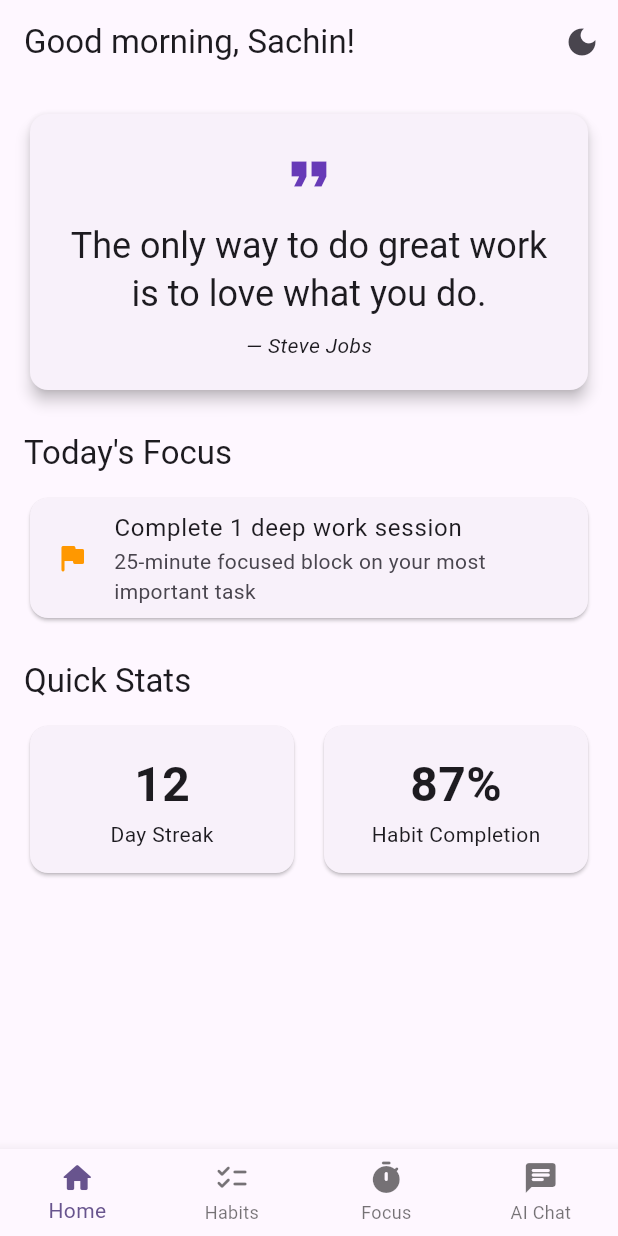
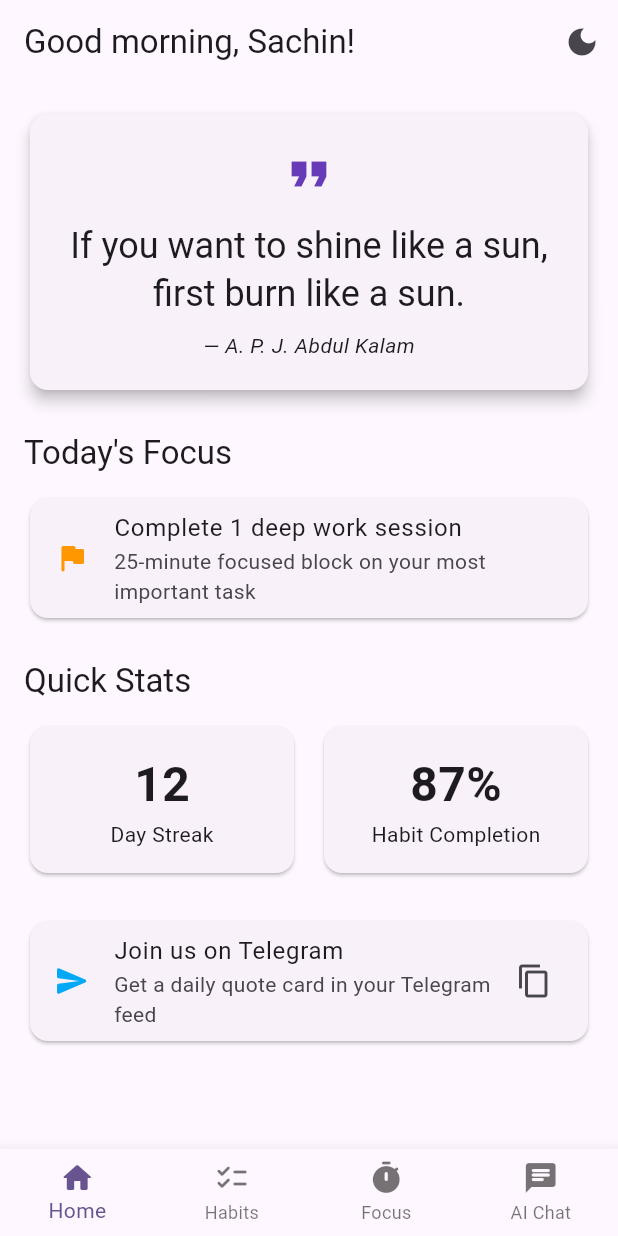
Before and after one commit to sachin1024-92/daily-motivation-ai, a Flutter app: the screen it shows after launch, on a phone screen of 412 x 824 dp. Run offline on Flutter 3.47's test engine with Material 3 defaults, Android fonts, the phone set to English and light mode, and no system bars; our stand-ins replace flutter_riverpod, shared_preferences.

Commit message:
Expand quotes to 60 and add Telegram channel card on home screen
The Telegram bot rotates through defaultQuotes, so five quotes repeated
every five days. Adds 55 more with well-known attributions.

The home screen gets a 'Join us on Telegram' card that copies the
channel link, using only flutter/services (no new dependency).

Co-Authored-By: Claude Opus 5.5 <noreply@anthropic.com>
Claude-Session: https://claude.ai/code/session_011wqP5Zv1gSNH3eLfgSKenw

```diff
--- a/lib/models/quote.dart
+++ b/lib/models/quote.dart
@@ -18,4 +18,59 @@ final List<Quote> defaultQuotes = const [
   Quote(text: "Believe you can and you're halfway there.", author: "Theodore Roosevelt"),
   Quote(text: "The future belongs to those who believe in the beauty of their dreams.", author: "Eleanor Roosevelt"),
   Quote(text: "It always seems impossible until it's done.", author: "Nelson Mandela"),
+  Quote(text: "Do what you can, with what you have, where you are.", author: "Theodore Roosevelt"),
+  Quote(text: "You must do the thing you think you cannot do.", author: "Eleanor Roosevelt"),
+  Quote(text: "The best time to plant a tree was 20 years ago. The second best time is now.", author: "Chinese Proverb"),
+  Quote(text: "A journey of a thousand miles begins with a single step.", author: "Lao Tzu"),
+  Quote(text: "Well done is better than well said.", author: "Benjamin Franklin"),
+  Quote(text: "Energy and persistence conquer all things.", author: "Benjamin Franklin"),
+  Quote(text: "I have not failed. I've just found 10,000 ways that won't work.", author: "Thomas Edison"),
+  Quote(text: "Genius is one percent inspiration and ninety-nine percent perspiration.", author: "Thomas Edison"),
+  Quote(text: "Life is like riding a bicycle. To keep your balance, you must keep moving.", author: "Albert Einstein"),
+  Quote(text: "In the middle of difficulty lies opportunity.", author: "Albert Einstein"),
+  Quote(text: "The secret of getting ahead is getting started.", author: "Mark Twain"),
+  Quote(text: "Twenty years from now you will be more disappointed by the things you didn't do than by the ones you did do.", author: "H. Jackson Brown Jr."),
+  Quote(text: "If you can dream it, you can do it.", author: "Tom Fitzgerald"),
+  Quote(text: "You miss 100% of the shots you don't take.", author: "Wayne Gretzky"),
+  Quote(text: "Whether you think you can or you think you can't, you're right.", author: "Henry Ford"),
+  Quote(text: "Quality is not an act, it is a habit.", author: "Will Durant"),
+  Quote(text: "We are what we repeatedly do. Excellence, then, is not an act, but a habit.", author: "Will Durant"),
+  Quote(text: "The man who moves a mountain begins by carrying away small stones.", author: "Confucius"),
+  Quote(text: "It does not matter how slowly you go as long as you do not stop.", author: "Confucius"),
+  Quote(text: "Our greatest glory is not in never falling, but in rising every time we fall.", author: "Oliver Goldsmith"),
+  Quote(text: "Act as if what you do makes a difference. It does.", author: "William James"),
+  Quote(text: "Hardships often prepare ordinary people for an extraordinary destiny.", author: "C. S. Lewis"),
+  Quote(text: "You are never too old to set another goal or to dream a new dream.", author: "Les Brown"),
+  Quote(text: "Start where you are. Use what you have. Do what you can.", author: "Arthur Ashe"),
+  Quote(text: "The harder I work, the luckier I get.", author: "Samuel Goldwyn"),
+  Quote(text: "Don't watch the clock; do what it does. Keep going.", author: "Sam Levenson"),
+  Quote(text: "Perseverance is not a long race; it is many short races one after the other.", author: "Walter Elliot"),
+  Quote(text: "Discipline is the bridge between goals and accomplishment.", author: "Jim Rohn"),
+  Quote(text: "Motivation is what gets you started. Habit is what keeps you going.", author: "Jim Rohn"),
+  Quote(text: "Success is the sum of small efforts, repeated day in and day out.", author: "Robert Collier"),
+  Quote(text: "The way to get started is to quit talking and begin doing.", author: "Walt Disney"),
+  Quote(text: "All our dreams can come true, if we have the courage to pursue them.", author: "Walt Disney"),
+  Quote(text: "Arise, awake, and stop not till the goal is reached.", author: "Swami Vivekananda"),
+  Quote(text: "Take up one idea. Make that one idea your life.", author: "Swami Vivekananda"),
+  Quote(text: "You have to dream before your dreams can come true.", author: "A. P. J. Abdul Kalam"),
+  Quote(text: "If you want to shine like a sun, first burn like a sun.", author: "A. P. J. Abdul Kalam"),
+  Quote(text: "Strength does not come from physical capacity. It comes from an indomitable will.", author: "Mahatma Gandhi"),
+  Quote(text: "Live as if you were to die tomorrow. Learn as if you were to live forever.", author: "Mahatma Gandhi"),
+  Quote(text: "The best way to predict the future is to create it.", author: "Peter Drucker"),
+  Quote(text: "What you do today can improve all your tomorrows.", author: "Ralph Marston"),
+  Quote(text: "Keep your face always toward the sunshine, and shadows will fall behind you.", author: "Walt Whitman"),
+  Quote(text: "It is during our darkest moments that we must focus to see the light.", author: "Aristotle Onassis"),
+  Quote(text: "Opportunities don't happen. You create them.", author: "Chris Grosser"),
+  Quote(text: "Don't let yesterday take up too much of today.", author: "Will Rogers"),
+  Quote(text: "Failure is simply the opportunity to begin again, this time more intelligently.", author: "Henry Ford"),
+  Quote(text: "Nothing will work unless you do.", author: "Maya Angelou"),
+  Quote(text: "We may encounter many defeats but we must not be defeated.", author: "Maya Angelou"),
+  Quote(text: "The mind is everything. What you think you become.", author: "Buddha"),
+  Quote(text: "Fall seven times, stand up eight.", author: "Japanese Proverb"),
+  Quote(text: "Small deeds done are better than great deeds planned.", author: "Peter Marshall"),
+  Quote(text: "Focus on being productive instead of busy.", author: "Tim Ferriss"),
+  Quote(text: "Done is better than perfect.", author: "Sheryl Sandberg"),
+  Quote(text: "The expert in anything was once a beginner.", author: "Helen Hayes"),
+  Quote(text: "Optimism is the faith that leads to achievement.", author: "Helen Keller"),
+  Quote(text: "Courage is resistance to fear, mastery of fear, not absence of fear.", author: "Mark Twain"),
 ];
--- a/lib/screens/home_screen.dart
+++ b/lib/screens/home_screen.dart
@@ -1,8 +1,12 @@
 import 'package:flutter/material.dart';
+import 'package:flutter/services.dart';
 import 'package:flutter_riverpod/flutter_riverpod.dart';
 import 'package:daily_motivation_ai/models/quote.dart';
 import 'package:daily_motivation_ai/providers/theme_provider.dart';
 import 'dart:math';
+
+// Public Telegram channel where the daily quote card is posted.
+const telegramChannelUrl = 'https://t.me/dailymotivationai';
 
 class HomeScreen extends ConsumerStatefulWidget {
   const HomeScreen({super.key});
@@ -109,6 +113,24 @@ class _HomeScreenState extends ConsumerState<HomeScreen> {
                 ),
               ],
             ),
+            const SizedBox(height: 24),
+
+            Card(
+              child: ListTile(
+                leading: const Icon(Icons.send_rounded, color: Colors.lightBlue),
+                title: const Text('Join us on Telegram'),
+                subtitle: const Text('Get a daily quote card in your Telegram feed'),
+                trailing: const Icon(Icons.copy),
+                onTap: () {
+                  final messenger = ScaffoldMessenger.of(context);
+                  Clipboard.setData(const ClipboardData(text: telegramChannelUrl)).then((_) {
+                    messenger.showSnackBar(
+                      const SnackBar(content: Text('Channel link copied: $telegramChannelUrl')),
+                    );
+                  });
+                },
+              ),
+            ),
           ],
         ),
       ),
```
